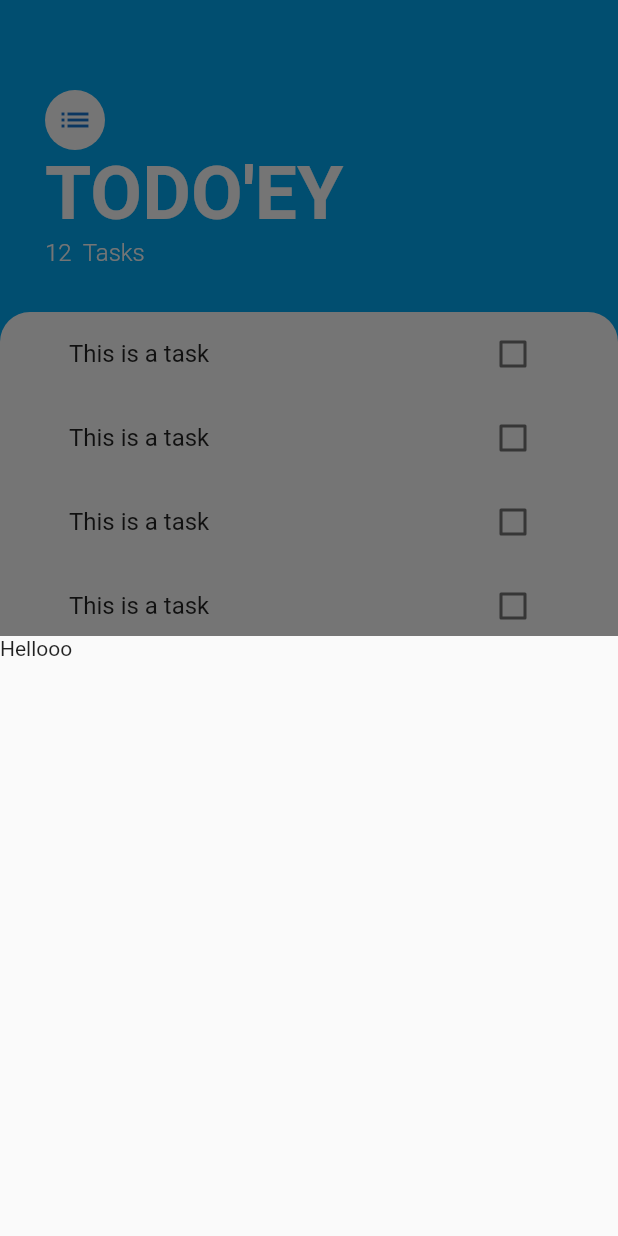
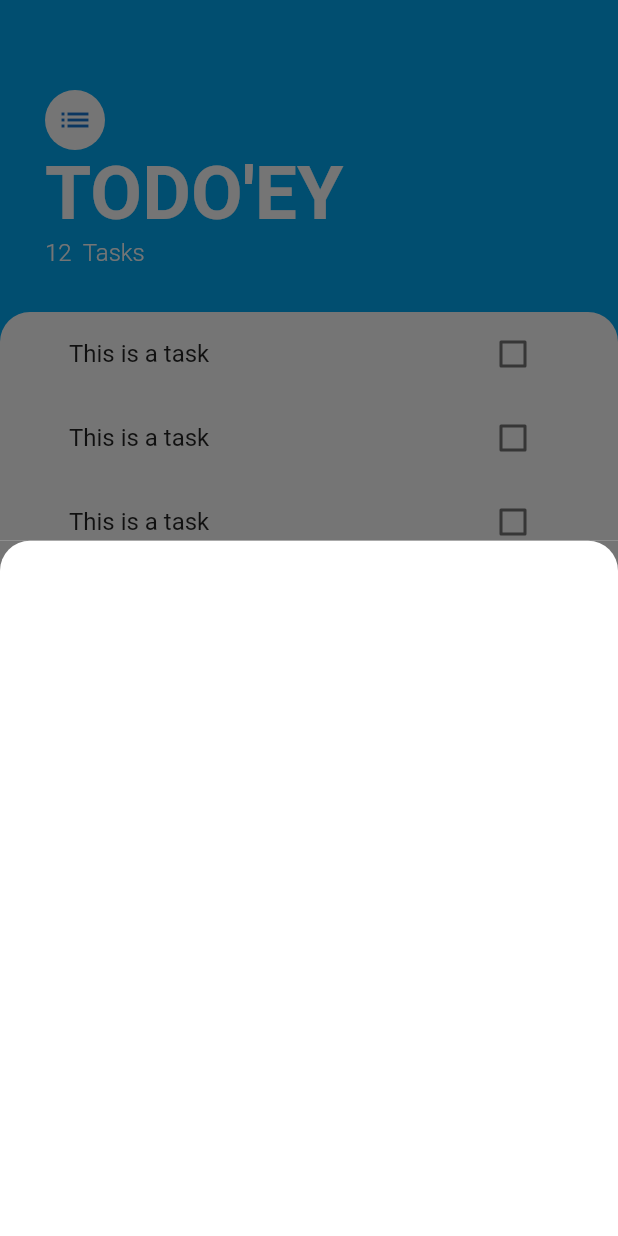
Before and after one commit to mannuelf/flutter-statemanagement, a Flutter app: the screen it shows after launch, after a tap on the "add" icon, on a phone screen of 412 x 824 dp. Run offline on Flutter 3.47's test engine with Material 2 defaults, Android fonts, the phone set to English and light mode, and no system bars.

Commit message:
adds white background styling

```diff
--- /dev/null
+++ b/lib/screens/add_tasks_screen.dart
@@ -0,0 +1,23 @@
+// ignore_for_file: prefer_const_constructors
+
+import 'package:flutter/material.dart';
+
+class AddTasksScreen extends StatelessWidget {
+  const AddTasksScreen({Key? key}) : super(key: key);
+
+  @override
+  Widget build(BuildContext context) {
+    return Container(
+      color: Color(0xFF757575),
+      child: Container(
+        decoration: BoxDecoration(
+          color: Colors.white,
+          borderRadius: BorderRadius.only(
+            topLeft: Radius.circular(20.0),
+            topRight: Radius.circular(20.0),
+          ),
+        ),
+      ),
+    );
+  }
+}
--- a/lib/screens/tasks_screen.dart
+++ b/lib/screens/tasks_screen.dart
@@ -1,6 +1,7 @@
 // ignore_for_file: prefer_const_literals_to_create_immutables, prefer_const_constructors, avoid_unnecessary_containers
 
 import 'package:flutter/material.dart';
+import 'package:statemanagement/screens/add_tasks_screen.dart';
 import 'package:statemanagement/widgets/tasks_list.dart';
 
 class TasksScreen extends StatelessWidget {
@@ -16,10 +17,7 @@ class TasksScreen extends StatelessWidget {
           print('Item added');
           await showModalBottomSheet(
             context: context,
-            builder: (context) => Container(
-              height: 400,
-              child: Text('Hellooo'),
-            ),
+            builder: (context) => AddTasksScreen(),
           );
         }),
         child: Icon(Icons.add),
```
